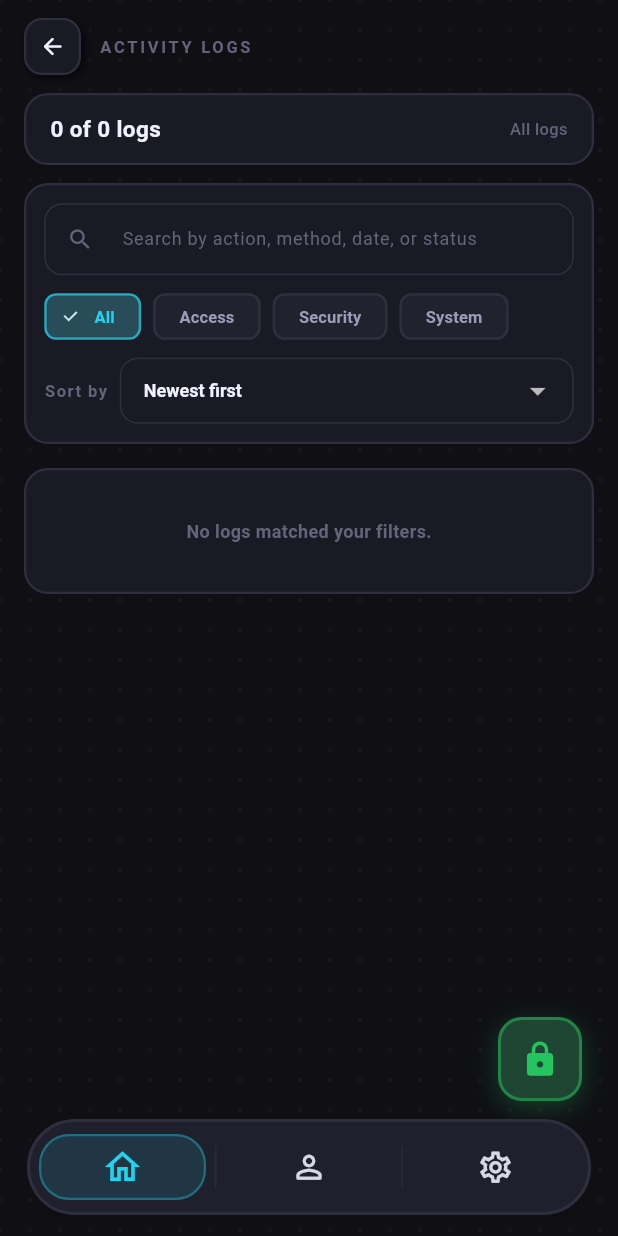
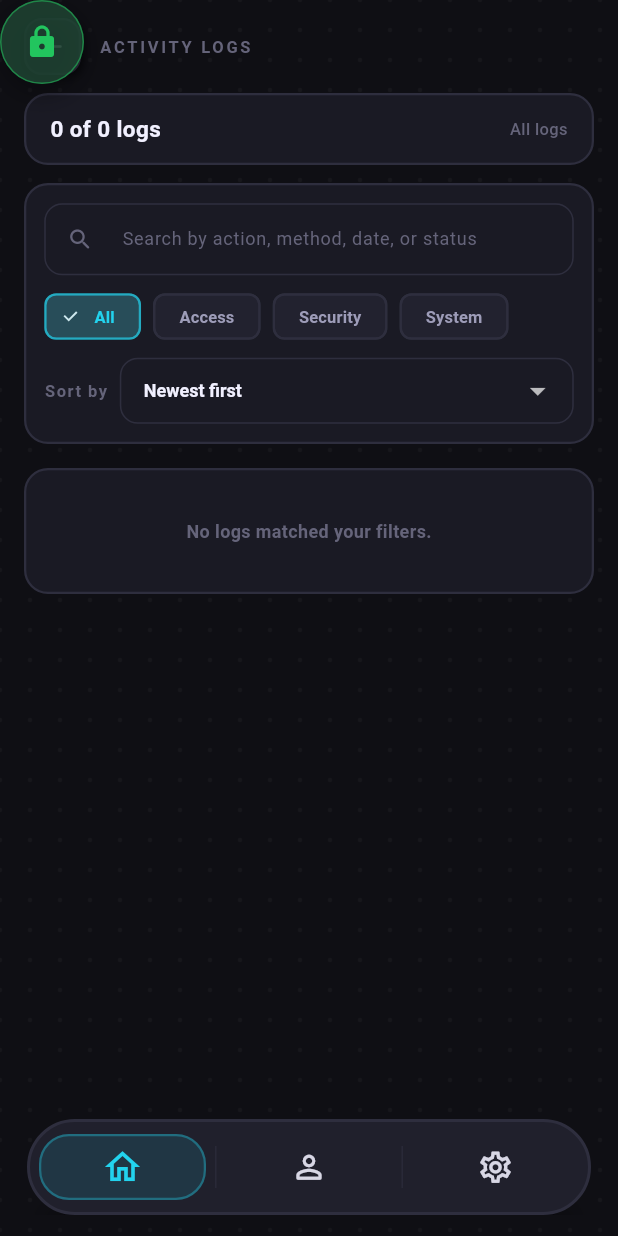
Before and after one commit to luapthegreat24/TIP_SMART_LOCKER, a Flutter app: the LockerDashboardScreen screen opened directly with empty values, after a tap on "View all", on a phone screen of 412 x 824 dp. Run offline on Flutter 3.47's test engine with Material 3 defaults, Android fonts, the phone set to English and light mode, and no system bars; our stand-ins replace cloud_firestore, firebase_auth, firebase_core; missing offline and left inert: dart:html; accounts and stored records are empty.

Commit message:
Finalize global lock toggle and auth/settings UI updates

```diff
--- /dev/null
+++ b/lib/core/locker_lock_controller.dart
@@ -0,0 +1,40 @@
+import 'package:flutter/foundation.dart';
+import 'package:flutter/widgets.dart';
+
+class LockerLockController extends ChangeNotifier {
+  LockerLockController({bool initialLocked = true}) : _isLocked = initialLocked;
+
+  bool _isLocked;
+  DateTime _lastChangedAt = DateTime.now();
+  Offset? _fabPosition;
+
+  bool get isLocked => _isLocked;
+  DateTime get lastChangedAt => _lastChangedAt;
+  Offset? get fabPosition => _fabPosition;
+
+  bool toggle() {
+    _isLocked = !_isLocked;
+    _lastChangedAt = DateTime.now();
+    notifyListeners();
+    return _isLocked;
+  }
+
+  void setLocked(bool value) {
+    if (_isLocked == value) {
+      return;
+    }
+    _isLocked = value;
+    _lastChangedAt = DateTime.now();
+    notifyListeners();
+  }
+
+  void setFabPosition(Offset value, {bool notify = true}) {
+    if (_fabPosition == value) {
+      return;
+    }
+    _fabPosition = value;
+    if (notify) {
+      notifyListeners();
+    }
+  }
+}
--- a/lib/screens/locker_dashboard_screen.dart
+++ b/lib/screens/locker_dashboard_screen.dart
@@ -2,12 +2,15 @@ import 'dart:async';
 
 import 'package:flutter/material.dart';
 import 'package:flutter/services.dart';
+import 'package:provider/provider.dart';
 
 import '../core/activity_models.dart';
 import '../core/auth_controller.dart';
 import '../core/design_tokens.dart';
+import '../core/locker_lock_controller.dart';
 import '../widgets/comic_card.dart';
 import '../widgets/floating_nav_bar.dart';
+import '../widgets/floating_lock_toggle.dart';
 import '../widgets/halftone_painter.dart';
 import '../widgets/layered_panel.dart';
 import '../widgets/lock_toast_overlay.dart';
@@ -106,7 +109,6 @@ class _LockerDashboardScreenState extends State<LockerDashboardScreen>
   static const double _fabGapAboveNav = 12;
   static const Duration _autoLockDelay = Duration(seconds: 30);
 
-  bool _isLocked = true;
   int _activeTab = 0;
   int _previousTab = 0;
   Offset? _lockFabPos;
@@ -115,7 +117,6 @@ class _LockerDashboardScreenState extends State<LockerDashboardScreen>
   final int _alertCount = 0;
   DateTime? _lastToggledAt;
   bool _notifEnabled = true;
-  bool _biometricEnabled = false;
   bool _autoLock = true;
 
   String get _lockerIdLabel {
@@ -142,6 +143,7 @@ class _LockerDashboardScreenState extends State<LockerDashboardScreen>
 
   late final AnimationController _entranceCtrl;
   late final AnimationController _lockCtrl;
+  late final LockerLockController _lockController;
   late final List<Animation<double>> _slides;
   late final Animation<Color?> _lockColor;
   late final Animation<Color?> _lockBg;
@@ -160,6 +162,8 @@ class _LockerDashboardScreenState extends State<LockerDashboardScreen>
   @override
   void initState() {
     super.initState();
+
+    _lockController = context.read<LockerLockController>();
 
     _entranceCtrl = AnimationController(
       vsync: this,
@@ -188,17 +192,39 @@ class _LockerDashboardScreenState extends State<LockerDashboardScreen>
       end: T.redDim,
     ).animate(CurvedAnimation(parent: _lockCtrl, curve: Curves.easeInOut));
 
+    if (!_lockController.isLocked) {
+      _lockCtrl.value = 1;
+    }
+    _lockController.addListener(_onGlobalLockChanged);
+
     _subscribeToLogs();
   }
 
   @override
   void dispose() {
     _autoLockTimer?.cancel();
+    _lockController.removeListener(_onGlobalLockChanged);
     _lockToastOverlay.dispose();
     _logsSubscription?.cancel();
     _entranceCtrl.dispose();
     _lockCtrl.dispose();
     super.dispose();
+  }
+
+  void _onGlobalLockChanged() {
+    if (!mounted) {
+      return;
+    }
+    final isLocked = _lockController.isLocked;
+    if (isLocked) {
+      _lockCtrl.reverse();
+    } else {
+      _lockCtrl.forward();
+    }
+    setState(() {
+      _lastToggledAt = _lockController.lastChangedAt;
+    });
+    _registerUserActivity();
   }
 
   Widget _slide(int index, Widget child) => AnimatedBuilder(
@@ -233,13 +259,8 @@ class _LockerDashboardScreenState extends State<LockerDashboardScreen>
     bool showToast = true,
     bool playHaptic = true,
   }) async {
-    final wasLocked = _isLocked;
-    final now = DateTime.now();
-    setState(() {
-      _isLocked = !wasLocked;
-      _lastToggledAt = now;
-    });
-    _isLocked ? _lockCtrl.reverse() : _lockCtrl.forward();
+    final wasLocked = _lockController.isLocked;
+    final isLocked = _lockController.toggle();
     if (playHaptic) {
       HapticFeedback.heavyImpact();
     }
@@ -248,7 +269,7 @@ class _LockerDashboardScreenState extends State<LockerDashboardScreen>
         _lockToastOverlay.show(
           context: context,
           vsync: this,
-          isLocked: _isLocked,
+          isLocked: isLocked,
         ),
       );
     }
@@ -276,11 +297,10 @@ class _LockerDashboardScreenState extends State<LockerDashboardScreen>
     if (!mounted) {
       return;
     }
-    _registerUserActivity();
   }
 
   void _registerUserActivity() {
-    if (!_autoLock || _isLocked) {
+    if (!_autoLock || _lockController.isLocked) {
       _autoLockTimer?.cancel();
       return;
     }
@@ -292,22 +312,17 @@ class _LockerDashboardScreenState extends State<LockerDashboardScreen>
   }
 
   Future<void> _runAutoLock() async {
-    if (!mounted || !_autoLock || _isLocked) {
+    if (!mounted || !_autoLock || _lockController.isLocked) {
       return;
     }
 
-    final now = DateTime.now();
-    setState(() {
-      _isLocked = true;
-      _lastToggledAt = now;
-    });
-    _lockCtrl.reverse();
+    _lockController.setLocked(true);
     HapticFeedback.mediumImpact();
     unawaited(
       _lockToastOverlay.show(
         context: context,
         vsync: this,
-        isLocked: _isLocked,
+        isLocked: _lockController.isLocked,
       ),
     );
 
@@ -366,11 +381,8 @@ class _LockerDashboardScreenState extends State<LockerDashboardScreen>
           controller: widget.controller,
           userId: widget.user.userId,
           userEmail: widget.user.email,
+          lockerId: widget.user.activeLockerId,
           initialActivities: _activities,
-          initialLockState: _isLocked,
-          onToggleLock: () {
-            unawaited(_toggleLock(showToast: false, playHaptic: false));
-          },
           onNavigateTab: _onTabPressed,
         ),
       ),
@@ -381,12 +393,13 @@ class _LockerDashboardScreenState extends State<LockerDashboardScreen>
     Navigator.of(context).push(
       MaterialPageRoute(
         builder: (_) => LockerMapScreen(
+          controller: widget.controller,
+          userId: widget.user.userId,
+          userEmail: widget.user.email,
           lockerLocation: _lockerLocationLabel,
           campus: widget.user.campus,
           assignedLockerId: _lockerIdLabel,
           mapImageAssetPath: 'assets/images/TIP_MAP.png',
-          initialLockState: _isLocked,
-          onToggleLock: () => _toggleLock(showToast: false, playHaptic: false),
           onNavigateTab: _onTabPressed,
         ),
       ),
@@ -477,21 +490,15 @@ class _LockerDashboardScreenState extends State<LockerDashboardScreen>
       screen.width - fabSize - 24,
       screen.height - fabSize - reservedBottom,
     );
+    _lockFabPos = _lockController.fabPosition ?? _lockFabPos;
     _lockFabPos = _clampLockFab(_lockFabPos!, screen, pad, fabSize);
-
-    return AnimatedPositioned(
-      duration: _isDraggingLockFab
-          ? Duration.zero
-          : const Duration(milliseconds: 220),
-      curve: Curves.easeOutCubic,
-      left: _lockFabPos!.dx,
-      top: _lockFabPos!.dy,
-      child: AnimatedBuilder(
-        animation: Listenable.merge([_lockColor, _lockBg]),
-        builder: (_, __) {
-          final color = _lockColor.value ?? T.green;
-          final bg = _lockBg.value ?? T.greenDim;
-          return GestureDetector(
+    _lockController.setFabPosition(_lockFabPos!, notify: false);
+
+    return FloatingLockToggle(
+      isLocked: _lockController.isLocked,
+      isDragging: _isDraggingLockFab,
+      position: _lockFabPos!,
+      size: fabSize,
       onTap: () {
         unawaited(_toggleLock());
       },
@@ -507,52 +514,17 @@ class _LockerDashboardScreenState extends State<LockerDashboardScreen>
             fabSize,
           );
         });
+        _lockController.setFabPosition(_lockFabPos!);
       },
       onPanEnd: (_) {
         setState(() {
-                _lockFabPos = _snapLockFabToEdge(
-                  _lockFabPos!,
-                  screen,
-                  pad,
-                  fabSize,
-                );
+          _lockFabPos = _snapLockFabToEdge(_lockFabPos!, screen, pad, fabSize);
           _isDraggingLockFab = false;
         });
+        _lockController.setFabPosition(_lockFabPos!);
         HapticFeedback.selectionClick();
         _registerUserActivity();
       },
-            child: AnimatedContainer(
-              duration: const Duration(milliseconds: 220),
-              curve: Curves.easeOutCubic,
-              width: fabSize,
-              height: fabSize,
-              decoration: BoxDecoration(
-                shape: BoxShape.circle,
-                color: bg.withOpacity(0.82),
-                border: Border.all(color: color.withOpacity(0.55), width: 1),
-                boxShadow: [
-                  BoxShadow(
-                    color: T.shadow.withOpacity(0.52),
-                    offset: const Offset(0, 6),
-                    blurRadius: 14,
-                  ),
-                ],
-              ),
-              child: AnimatedSwitcher(
-                duration: const Duration(milliseconds: 220),
-                transitionBuilder: (child, anim) =>
-                    FadeTransition(opacity: anim, child: child),
-                child: Icon(
-                  _isLocked ? Icons.lock_rounded : Icons.lock_open_rounded,
-                  key: ValueKey(_isLocked),
-                  color: color,
-                  size: 24,
-                ),
-              ),
-            ),
-          );
-        },
-      ),
     );
   }
 
@@ -688,7 +660,7 @@ class _LockerDashboardScreenState extends State<LockerDashboardScreen>
                 ),
                 const SizedBox(height: T.gap12),
                 Text(
-                  _isLocked
+                  _lockController.isLocked
                       ? 'Everything is secured.${_lastToggledAt != null ? ' Locked ${_timeAgo(_lastToggledAt!)}.' : ''}'
                       : 'Locker is open. Tap the lock icon when you\'re done.',
                   style: const TextStyle(
@@ -757,7 +729,7 @@ class _LockerDashboardScreenState extends State<LockerDashboardScreen>
                         child: Row(
                           children: [
                             iconChip(
-                              _isLocked
+                              _lockController.isLocked
                                   ? Icons.lock_rounded
                                   : Icons.lock_open_rounded,
                               color,
@@ -777,7 +749,7 @@ class _LockerDashboardScreenState extends State<LockerDashboardScreen>
                             mainAxisAlignment: MainAxisAlignment.center,
                             children: [
                               Text(
-                                _isLocked ? 'Locked' : 'Open',
+                                _lockController.isLocked ? 'Locked' : 'Open',
                                 style: TextStyle(
                                   fontSize: 27,
                                   fontWeight: FontWeight.w900,
@@ -788,7 +760,9 @@ class _LockerDashboardScreenState extends State<LockerDashboardScreen>
                               ),
                               const SizedBox(height: T.gap4),
                               Text(
-                                _isLocked ? 'Secure' : 'Access open',
+                                _lockController.isLocked
+                                    ? 'Secure'
+                                    : 'Access open',
                                 style: const TextStyle(
                                   fontSize: 12,
                                   fontWeight: FontWeight.w400,
@@ -1125,7 +1099,6 @@ class _LockerDashboardScreenState extends State<LockerDashboardScreen>
                         onLogout: widget.onLogout,
                         contentBottomPadding: _contentBottomPadding,
                         notifEnabled: _notifEnabled,
-                        biometricEnabled: _biometricEnabled,
                         autoLock: _autoLock,
                         onNotifChanged: (value) {
                           final previous = _notifEnabled;
@@ -1133,17 +1106,6 @@ class _LockerDashboardScreenState extends State<LockerDashboardScreen>
                           unawaited(
                             widget.controller.logSettingChange(
                               settingKey: 'notifications',
-                              previousValue: previous,
-                              newValue: value,
-                            ),
-                          );
-                        },
-                        onBiometricChanged: (value) {
-                          final previous = _biometricEnabled;
-                          setState(() => _biometricEnabled = value);
-                          unawaited(
-                            widget.controller.logSettingChange(
-                              settingKey: 'biometric_unlock',
                               previousValue: previous,
                               newValue: value,
                             ),
@@ -1551,18 +1513,16 @@ class _ActivityLogPage extends StatefulWidget {
   final AuthController controller;
   final String userId;
   final String userEmail;
+  final String lockerId;
   final List<ActivityItem> initialActivities;
-  final bool initialLockState;
-  final VoidCallback onToggleLock;
   final ValueChanged<int> onNavigateTab;
 
   const _ActivityLogPage({
     required this.controller,
     required this.userId,
     required this.userEmail,
+    required this.lockerId,
     required this.initialActivities,
-    required this.initialLockState,
-    required this.onToggleLock,
     required this.onNavigateTab,
   });
 
@@ -1581,8 +1541,9 @@ class _ActivityLogPageState extends State<_ActivityLogPage>
   _LogSort _activeSort = _LogSort.newest;
   String _query = '';
   late List<ActivityItem> _activities;
-  late bool _isLockedView;
   int _activeTab = 0;
+  Offset? _lockFabPos;
+  bool _isDraggingLockFab = false;
   StreamSubscription<List<LockerLogEntry>>? _logsSubscription;
   final LockToastOverlay _lockToastOverlay = LockToastOverlay();
 
@@ -1596,7 +1557,6 @@ class _ActivityLogPageState extends State<_ActivityLogPage>
   void initState() {
     super.initState();
     _activities = List<ActivityItem>.from(widget.initialActivities);
-    _isLockedView = widget.initialLockState;
     _subscribeToLogs();
   }
 
@@ -1615,17 +1575,88 @@ class _ActivityLogPageState extends State<_ActivityLogPage>
     Navigator.of(context).maybePop();
   }
 
-  void _onToggleLockFromLogs() {
+  Future<void> _onToggleLockFromLogs() async {
+    final lockController = context.read<LockerLockController>();
+    final wasLocked = lockController.isLocked;
+    final isLocked = lockController.toggle();
     HapticFeedback.heavyImpact();
-    setState(() => _isLockedView = !_isLockedView);
+
     unawaited(
-      _lockToastOverlay.show(
-        context: context,
-        vsync: this,
-        isLocked: _isLockedView,
-      ),
-    );
-    widget.onToggleLock();
+      _lockToastOverlay.show(context: context, vsync: this, isLocked: isLocked),
+    );
+
+    final userId = widget.userId.trim();
+    if (userId.isEmpty) {
+      return;
+    }
+
+    await widget.controller.addLogEvent(
+      userId: userId,
+      lockerId: widget.lockerId.trim().isEmpty ? 'unknown' : widget.lockerId,
+      eventType: wasLocked ? 'MOBILE_UNLOCK' : 'MOBILE_LOCK',
+      authMethod: 'Mobile App',
+      source: 'activity_logs_fab',
+      status: 'success',
+      details: wasLocked
+          ? 'Locker unlocked via activity logs toggle.'
+          : 'Locker locked via activity logs toggle.',
+      metadata: {
+        'state_before': wasLocked ? 'locked' : 'unlocked',
+        'state_after': isLocked ? 'locked' : 'unlocked',
+      },
+    );
+  }
+
+  Offset _clampLockFab(
+    Offset candidate,
+    Size screen,
+    EdgeInsets pad,
+    double size,
+  ) {
+    const edgeInset = 10.0;
+    final reservedBottom =
+        pad.bottom + _navBottomOffset + _navHeight + _fabGapAboveNav;
+    final minX = edgeInset;
+    final maxX = screen.width - size - edgeInset;
+    final minY = pad.top + edgeInset;
+    final maxY = screen.height - size - reservedBottom;
+    return Offset(
+      candidate.dx.clamp(minX, maxX),
+      candidate.dy.clamp(minY, maxY),
+    );
+  }
+
+  Offset _snapLockFabToEdge(
+    Offset current,
+    Size screen,
+    EdgeInsets pad,
+    double size,
+  ) {
+    const edgeInset = 10.0;
+    final reservedBottom =
+        pad.bottom + _navBottomOffset + _navHeight + _fabGapAboveNav;
+    final left = edgeInset;
+    final right = screen.width - size - edgeInset;
+    final top = pad.top + edgeInset;
+    final bottom = screen.height - size - reservedBottom;
+
+    final distances = {
+      'left': (current.dx - left).abs(),
+      'right': (right - current.dx).abs(),
+      'top': (current.dy - top).abs(),
+      'bottom': (bottom - current.dy).abs(),
+    };
+
+    final nearest = distances.entries
+        .reduce((a, b) => a.value <= b.value ? a : b)
+        .key;
+
+    return switch (nearest) {
+      'left' => Offset(left, current.dy),
+      'right' => Offset(right, current.dy),
+      'top' => Offset(current.dx, top),
+      _ => Offset(current.dx, bottom),
+    };
   }
 
   void _subscribeToLogs() {
@@ -1867,11 +1898,21 @@ class _ActivityLogPageState extends State<_ActivityLogPage>
   Widget build(BuildContext context) {
     final visible = _visibleActivities;
     final grouped = _groupedActivities;
-    final lockColor = _isLockedView ? T.green : T.red;
-    final lockBg = _isLockedView ? T.greenDim : T.redDim;
+    final lockController = context.watch<LockerLockController>();
+    final isLocked = lockController.isLocked;
     final mq = MediaQuery.of(context);
-    final fabBottom =
-        mq.padding.bottom + _navBottomOffset + _navHeight + _fabGapAboveNav;
+    final screen = mq.size;
+    final pad = mq.padding;
+    const fabSize = 56.0;
+    final reservedBottom =
+        pad.bottom + _navBottomOffset + _navHeight + _fabGapAboveNav;
+    _lockFabPos ??= Offset(
+      screen.width - fabSize - 24,
+      screen.height - fabSize - reservedBottom,
+    );
+    _lockFabPos = lockController.fabPosition ?? _lockFabPos;
+    _lockFabPos = _clampLockFab(_lockFabPos!, screen, pad, fabSize);
+    lockController.setFabPosition(_lockFabPos!, notify: false);
 
     return Scaffold(
       backgroundColor: T.bg,
@@ -2114,34 +2155,40 @@ class _ActivityLogPageState extends State<_ActivityLogPage>
             ),
           ),
           Positioned(
-            right: 24,
-            bottom: fabBottom,
-            child: GestureDetector(
-              onTap: _onToggleLockFromLogs,
-              child: Container(
-                width: 56,
-                height: 56,
-                decoration: BoxDecoration(
-                  color: lockBg,
-                  borderRadius: BorderRadius.circular(T.r16),
-                  border: Border.all(
-                    color: lockColor.withOpacity(0.5),
-                    width: T.stroke,
-                  ),
-                  boxShadow: [
-                    BoxShadow(
-                      color: lockColor.withOpacity(0.28),
-                      offset: const Offset(0, 4),
-                      blurRadius: 14,
-                    ),
-                  ],
-                ),
-                child: Icon(
-                  _isLockedView ? Icons.lock_rounded : Icons.lock_open_rounded,
-                  color: lockColor,
-                  size: 26,
-                ),
-              ),
+            child: FloatingLockToggle(
+              isLocked: isLocked,
+              isDragging: _isDraggingLockFab,
+              position: _lockFabPos!,
+              onTap: () {
+                unawaited(_onToggleLockFromLogs());
+              },
+              onPanStart: (_) {
+                setState(() => _isDraggingLockFab = true);
+              },
+              onPanUpdate: (details) {
+                setState(() {
+                  _lockFabPos = _clampLockFab(
+                    _lockFabPos! + details.delta,
+                    screen,
+                    pad,
+                    fabSize,
+                  );
+                });
+                lockController.setFabPosition(_lockFabPos!);
+              },
+              onPanEnd: (_) {
+                setState(() {
+                  _lockFabPos = _snapLockFabToEdge(
+                    _lockFabPos!,
+                    screen,
+                    pad,
+                    fabSize,
+                  );
+                  _isDraggingLockFab = false;
+                });
+                lockController.setFabPosition(_lockFabPos!);
+                HapticFeedback.selectionClick();
+              },
             ),
           ),
           FloatingNavBar(
--- /dev/null
+++ b/lib/widgets/floating_lock_toggle.dart
@@ -0,0 +1,74 @@
+import 'package:flutter/material.dart';
+
+import '../core/design_tokens.dart';
+
+class FloatingLockToggle extends StatelessWidget {
+  final bool isLocked;
+  final bool isDragging;
+  final Offset position;
+  final VoidCallback onTap;
+  final GestureDragStartCallback onPanStart;
+  final GestureDragUpdateCallback onPanUpdate;
+  final GestureDragEndCallback onPanEnd;
+  final double size;
+
+  const FloatingLockToggle({
+    super.key,
+    required this.isLocked,
+    required this.isDragging,
+    required this.position,
+    required this.onTap,
+    required this.onPanStart,
+    required this.onPanUpdate,
+    required this.onPanEnd,
+    this.size = 56,
+  });
+
+  @override
+  Widget build(BuildContext context) {
+    final color = isLocked ? T.green : T.red;
+    final bg = isLocked ? T.greenDim : T.redDim;
+
+    return AnimatedPositioned(
+      duration: isDragging ? Duration.zero : const Duration(milliseconds: 220),
+      curve: Curves.easeOutCubic,
+      left: position.dx,
+      top: position.dy,
+      child: GestureDetector(
+        onTap: onTap,
+        onPanStart: onPanStart,
+        onPanUpdate: onPanUpdate,
+        onPanEnd: onPanEnd,
+        child: AnimatedContainer(
+          duration: const Duration(milliseconds: 220),
+          curve: Curves.easeOutCubic,
+          width: size,
+          height: size,
+          decoration: BoxDecoration(
+            shape: BoxShape.circle,
+            color: bg.withOpacity(0.82),
+            border: Border.all(color: color.withOpacity(0.55), width: 1),
+            boxShadow: [
+              BoxShadow(
+                color: T.shadow.withOpacity(0.52),
+                offset: const Offset(0, 6),
+                blurRadius: 14,
+              ),
+            ],
+          ),
+          child: AnimatedSwitcher(
+            duration: const Duration(milliseconds: 220),
+            transitionBuilder: (child, anim) =>
+                FadeTransition(opacity: anim, child: child),
+            child: Icon(
+              isLocked ? Icons.lock_rounded : Icons.lock_open_rounded,
+              key: ValueKey(isLocked),
+              color: color,
+              size: 24,
+            ),
+          ),
+        ),
+      ),
+    );
+  }
+}
--- a/pubspec.yaml
+++ b/pubspec.yaml
@@ -38,6 +38,7 @@ dependencies:
   firebase_auth: ^6.1.2
   firebase_core: ^4.2.0
   cloud_firestore: ^6.1.3
+  provider: ^6.1.5
 
 dev_dependencies:
   flutter_test:
```
Also changed, not shown: lib/main.dart (+9 -1 lines), lib/screens/auth_screen.dart (+8 -8 lines), lib/screens/locker_map_screen.dart (+53 -97 lines), lib/screens/settings_screen.dart (+1 -16 lines), pubspec.lock. Lines whose indentation alone changed are shown as unchanged.
